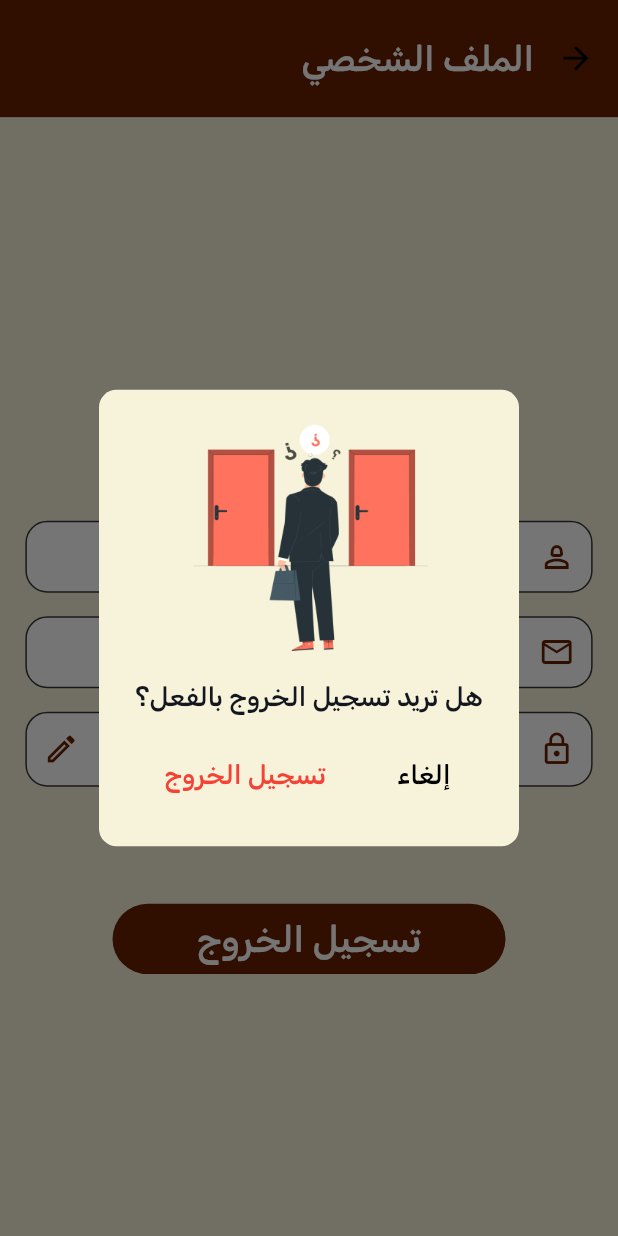
After one commit to omarelgmmal2/rafiq, a Flutter app: the ProfilePage screen opened directly, after a tap on "تسجيل الخروج", on a phone screen of 412 x 824 dp. The commit adds this screen. Run offline on Flutter 3.47's test engine with Material 3 defaults, Android fonts, the phone set to English and light mode, and no system bars; our stand-ins replace device_preview, dio, flutter_native_splash, flutter_screenutil, flutter_svg, fluttertoast and 4 more; accounts and stored records are empty; network calls fail.

Commit message:
push profile page

```diff
--- a/lib/core/logic/my_app_methods.dart
+++ b/lib/core/logic/my_app_methods.dart
@@ -10,8 +10,8 @@ class MyAppMethods {
   static Future<void> showErrorORWarningDialog({
     required BuildContext context,
     required String subtitle,
-    required Function function,
-    bool isError = true,
+    required VoidCallback onPress,
+    bool isError = false,
   }) async {
     await showDialog(
       context: context,
@@ -26,12 +26,14 @@ class MyAppMethods {
             children: [
               AppImage(
                 AppImages.warning,
-                height: 60.h,
-                width: 60.w,
+                height: 164.h,
+                width: 190.w,
               ),
               verticalSpace(16),
               CustomTextWidget(
-                  label: subtitle, style: TextStyleTheme.textStyle18Medium),
+                  label: subtitle,
+                style: TextStyleTheme.textStyle18Medium,
+              ),
               verticalSpace(16),
               Row(
                 mainAxisAlignment: MainAxisAlignment.center,
@@ -43,21 +45,18 @@ class MyAppMethods {
                         Navigator.pop(context);
                       },
                       child: CustomTextWidget(
-                        label: "Cancel",
+                        label: "إلغاء",
                         style: TextStyleTheme.textStyle18Medium.copyWith(
-                          color: Colors.green,
+                          color: Colors.black,
                         ),
                       ),
                     ),
                   ),
                   horizontalSpace(20),
                   TextButton(
-                    onPressed: () {
-                      function();
-                      Navigator.pop(context);
-                    },
+                    onPressed: onPress,
                     child: CustomTextWidget(
-                      label: "OK",
+                      label: "تسجيل الخروج",
                       style: TextStyleTheme.textStyle18Medium.copyWith(
                         color: Colors.red,
                       ),
--- a/lib/core/utils/assets.dart
+++ b/lib/core/utils/assets.dart
@@ -5,6 +5,8 @@ class AppImages{
   static const basePathImages = 'assets/images/';
   static const warning = '${basePathImages}warning.png';
   static const logo = '${basePathImages}rafiq_logo.png';
+  static const tabl = '${basePathImages}tabl.png';
+  static const music = '${basePathImages}music.png';
   static const angham = '${basePathImages}angham.png';
   static const padel = '${basePathImages}padel.png';
   static const bird = '${basePathImages}bird.png';
--- a/lib/core/utils/text_style_theme.dart
+++ b/lib/core/utils/text_style_theme.dart
@@ -90,6 +90,12 @@ class TextStyleTheme {
     color: AppColor.white,
   );
 
+  static TextStyle textStyle28SemiBold = GoogleFonts.rubik(
+    fontSize: 28.sp,
+    fontWeight: FontWeightHelper.semiBold,
+    color: AppColor.black,
+  );
+
   static TextStyle textStyle20Bold = GoogleFonts.rubik(
     fontSize: 20.sp,
     fontWeight: FontWeightHelper.bold,
--- a/lib/view/evaluations/evaluations_page.dart
+++ b/lib/view/evaluations/evaluations_page.dart
@@ -40,6 +40,9 @@ class _EvaluationsPageState extends State<EvaluationsPage> {
                   ),
                   child: AppInput(
                     hintText: "قولنا رأيك !",
+                    textStyle: TextStyleTheme.textStyle12Regular.copyWith(
+                      color: const Color(0xff85847D),
+                    ),
                     fillColor: AppColor.white,
                     controller: textController,
                     isFilled: true,
--- /dev/null
+++ b/lib/view/profile/profile_page.dart
@@ -0,0 +1,121 @@
+import 'package:flutter/material.dart';
+import 'package:flutter_screenutil/flutter_screenutil.dart';
+import 'package:rafiq_app/auth/create_password/create_password_screen.dart';
+import 'package:rafiq_app/core/utils/spacing.dart';
+import '../../auth/login/login_screen.dart';
+import '../../core/design/app_button.dart';
+import '../../core/design/app_input.dart';
+import '../../core/design/custom_app_bar.dart';
+import '../../core/design/title_text.dart';
+import '../../core/logic/helper_methods.dart';
+import '../../core/logic/my_app_methods.dart';
+import '../../core/utils/app_color.dart';
+import '../../core/utils/text_style_theme.dart';
+
+class ProfilePage extends StatelessWidget {
+  const ProfilePage({super.key});
+
+  @override
+  Widget build(BuildContext context) {
+    return Scaffold(
+      backgroundColor: AppColor.ofWhite,
+      appBar: CustomAppBar(
+        backgroundColor: AppColor.primary,
+        title: Align(
+          alignment: AlignmentDirectional.centerStart,
+          child: CustomTextWidget(
+            label: "الملف الشخصي",
+            style: TextStyleTheme.textStyle24Medium.copyWith(
+              color: AppColor.white,
+            ),
+          ),
+        ),
+      ),
+      body: SafeArea(
+        child: Padding(
+          padding: EdgeInsets.symmetric(horizontal: 16.w),
+          child: Column(
+            children: [
+              verticalSpace(170),
+              // حط هنا الكود بتاع الصوره
+              verticalSpace(10),
+              // لو عامل كود الاسم عندك امسح ده عادي
+              CustomTextWidget(
+                textAlign: TextAlign.center,
+                label: "Ahmed Omar",
+                style: TextStyleTheme.textStyle18Medium,
+              ),
+              verticalSpace(70),
+              AppInput(
+                fillColor: AppColor.white,
+                isFilled: true,
+                readOnly: true,
+                hintText: "Ahmed Omar",
+                prefixIcon: const Icon(
+                  Icons.person_2_outlined,
+                  color: AppColor.primary,
+                ),
+                paddingBottom: 16.h,
+              ),
+              AppInput(
+                fillColor: AppColor.white,
+                isFilled: true,
+                readOnly: true,
+                hintText: "ahmedomar1907@gmail.com",
+                prefixIcon: const Icon(
+                  Icons.email_outlined,
+                  color: AppColor.primary,
+                ),
+                paddingBottom: 16.h,
+              ),
+              TextFormField(
+                textAlign: TextAlign.right,
+                style: TextStyle(
+                  fontSize: 12.sp,
+                  fontWeight: FontWeight.w400,
+                  color: const Color(0xff000000).withOpacity(.70),
+                ),
+                obscureText: true,
+                readOnly: true,
+                decoration: InputDecoration(
+                  fillColor: AppColor.white,
+                  filled: true,
+                  hintText: "*********",
+                  prefixIcon: const Icon(
+                    Icons.lock_outline,
+                    color: AppColor.primary,
+                  ),
+                  suffixIcon: IconButton(
+                    onPressed: (){
+                      navigateTo(const CreatePasswordScreen());
+                    },
+                    icon: const Icon(
+                      Icons.edit_outlined,
+                      color: AppColor.primary,
+                    ),
+                  ),
+                ),
+              ),
+              verticalSpace(80),
+              Center(
+                child: AppButton(
+                  text: "تسجيل الخروج",
+                  textStyle: TextStyleTheme.textStyle25Medium.copyWith(
+                    color: AppColor.white,
+                  ),
+                  onPress: () {
+                    MyAppMethods.showErrorORWarningDialog(
+                      context: context,
+                      subtitle: "هل تريد تسجيل الخروج بالفعل؟",
+                      onPress: () => navigateTo(const LoginScreen()),
+                    );
+                  },
+                ),
+              ),
+            ],
+          ),
+        ),
+      ),
+    );
+  }
+}
```
Also changed, not shown: lib/core/logic/dio_helper.dart (+140 -36 lines), lib/view/complete_cash/complete_cash.dart (added, +60 -0 lines), lib/view/suggestions/suggestions_screen.dart (+15 -10 lines), assets/images/music.png (added), assets/images/tabl.png (added), assets/images/warning.png.
